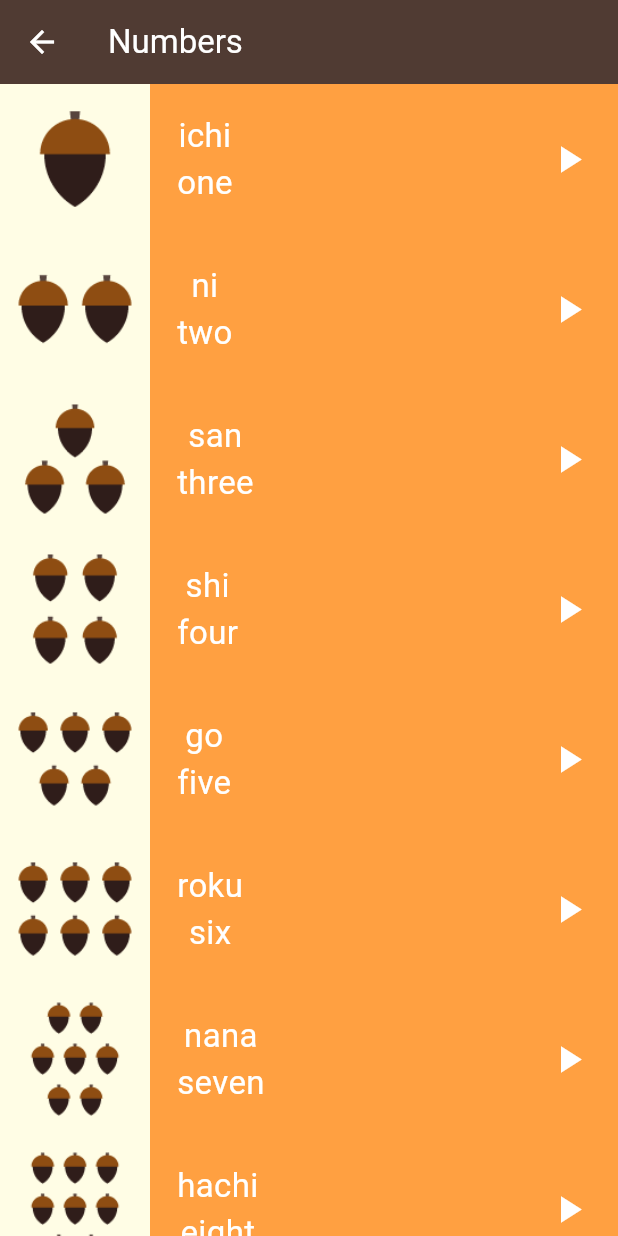
After one commit to yasser-osamaa/Simple-Learning-App, a Flutter app: the screen it shows after launch, after a tap on "Numbers", on a phone screen of 412 x 824 dp. The commit adds this screen. Run offline on Flutter 3.47's test engine with Material 3 defaults, Android fonts, the light colour scheme and no system bars.

Commit message:
add numbers page and refactor code again for this page and add all picture in pubspace

```diff
--- a/lib/components/category_item.dart
+++ b/lib/components/category_item.dart
@@ -1,13 +1,15 @@
 import 'package:flutter/material.dart';
 
 class Category extends StatelessWidget {
-  Category({super.key, this.text, this.color});
-  String? text;
-  Color? color;
-
+  const Category({super.key, this.text, this.color, this.onTap});
+  final String? text;
+  final Color? color;
+  final VoidCallback? onTap;
   @override
   Widget build(BuildContext context) {
-    return Container(
+    return GestureDetector(
+      onTap: onTap,
+      child: Container(
         padding: const EdgeInsets.only(left: 16),
         alignment: Alignment.centerLeft,
         height: 65,
@@ -20,6 +22,7 @@ class Category extends StatelessWidget {
             fontSize: 20,
           ),
         ),
+      ),
     );
   }
 }
--- /dev/null
+++ b/lib/components/item_number.dart
@@ -0,0 +1,56 @@
+import 'package:flutter/material.dart';
+import 'package:tokuapp/models/item.dart';
+
+class ItemNumber extends StatelessWidget {
+  const ItemNumber({super.key, required this.object});
+  final Item object;
+
+  @override
+  Widget build(BuildContext context) {
+    return Container(
+            height: 100,
+            color: const Color(0xffFFA041),
+            child: Row(
+              children: [
+                Container(
+                  color: const Color(0xffFFFDE5),
+                  child: Image.asset(object.image),
+                ),
+                Padding(
+                  padding: const EdgeInsets.only(left: 18),
+                  child: Column(
+                    mainAxisAlignment: MainAxisAlignment.center,
+                    children: [
+                      Text(
+                        object.jpText,
+                        style: const TextStyle(
+                          color: Colors.white,
+                          fontSize: 22,
+                        ),
+                      ),
+                      Text(
+                        object.enText,
+                        style: const TextStyle(
+                          color: Colors.white,
+                          fontSize: 22,
+                        ),
+                      ),
+                    ],
+                  ),
+                ),
+                const Spacer(
+                  flex: 1,
+                ),
+                const Padding(
+                  padding: EdgeInsets.only(right: 18),
+                  child: Icon(
+                    Icons.play_arrow,
+                    color: Colors.white,
+                    size: 30,
+                  ),
+                ),
+              ],
+            ),
+          ) ;
+  }
+}
--- /dev/null
+++ b/lib/models/item.dart
@@ -0,0 +1,6 @@
+class Item {
+  final String image;
+  final String jpText;
+  final String enText;
+  const Item({required this.image, required this.jpText, required this.enText});
+}
--- a/lib/screens/home_page.dart
+++ b/lib/screens/home_page.dart
@@ -1,5 +1,6 @@
 import 'package:flutter/material.dart';
 import 'package:tokuapp/components/category_item.dart';
+import 'package:tokuapp/screens/numbers_page.dart';
 
 class HomePage extends StatelessWidget {
   const HomePage({super.key});
@@ -20,21 +21,34 @@ class HomePage extends StatelessWidget {
       body: Column(
         children: [
           Category(
+            onTap: () {
+              Navigator.push(
+                context,
+                MaterialPageRoute(
+                  builder: (context) {
+                    return const NumbersPage();
+                  },
+                ),
+              );
+            },
             text: 'Numbers',
             color: const Color(0xffFFA041),
           ),
           Category(
+            onTap: () {},
             text: 'Family Members',
             color: const Color(0xff5D8B41),
           ),
           Category(
+            onTap: () {},
             text: 'Colors',
             color: const Color(0xff854CA9),
           ),
           Category(
+            onTap: () {},
             text: 'Phases',
             color: const Color(0xff4CA3C4),
-          )
+          ),
         ],
       ),
     );
--- /dev/null
+++ b/lib/screens/numbers_page.dart
@@ -0,0 +1,101 @@
+import 'package:flutter/material.dart';
+import 'package:tokuapp/components/item_number.dart';
+import 'package:tokuapp/models/item.dart';
+
+class NumbersPage extends StatelessWidget {
+  const NumbersPage({super.key});
+
+  final List<Item> numbers = const [
+    Item(
+        image: 'assets/images/numbers/number_one.png',
+        jpText: 'ichi',
+        enText: 'one'),
+    Item(
+        image: 'assets/images/numbers/number_two.png',
+        jpText: 'ni',
+        enText: 'two'),
+    Item(
+        image: 'assets/images/numbers/number_three.png',
+        jpText: 'san',
+        enText: 'three'),
+    Item(
+        image: 'assets/images/numbers/number_four.png',
+        jpText: 'shi',
+        enText: 'four'),
+    Item(
+        image: 'assets/images/numbers/number_five.png',
+        jpText: 'go',
+        enText: 'five'),
+    Item(
+        image: 'assets/images/numbers/number_six.png',
+        jpText: 'roku',
+        enText: 'six'),
+    Item(
+        image: 'assets/images/numbers/number_seven.png',
+        jpText: 'nana',
+        enText: 'seven'),
+    Item(
+        image: 'assets/images/numbers/number_eight.png',
+        jpText: 'hachi',
+        enText: 'eight'),
+    Item(
+        image: 'assets/images/numbers/number_nine.png',
+        jpText: 'kyuu',
+        enText: 'nine'),
+    Item(
+        image: 'assets/images/numbers/number_ten.png',
+        jpText: 'juu',
+        enText: 'ten'),
+  ];
+  @override
+  Widget build(BuildContext context) {
+    return Scaffold(
+      appBar: AppBar(
+        iconTheme: const IconThemeData(
+          color: Colors.white,
+        ),
+        backgroundColor: const Color(0xff503B33),
+        title: const Text(
+          'Numbers',
+          style: TextStyle(
+            color: Colors.white,
+          ),
+        ),
+      ),
+      body: ListView(
+        children: [
+          ItemNumber(
+            object: numbers[0],
+          ),
+          ItemNumber(
+            object: numbers[1],
+          ),
+          ItemNumber(
+            object: numbers[2],
+          ),
+          ItemNumber(
+            object: numbers[3],
+          ),
+          ItemNumber(
+            object: numbers[4],
+          ),
+          ItemNumber(
+            object: numbers[5],
+          ),
+          ItemNumber(
+            object: numbers[6],
+          ),
+          ItemNumber(
+            object: numbers[7],
+          ),
+          ItemNumber(
+            object: numbers[8],
+          ),
+          ItemNumber(
+            object: numbers[9],
+          ),
+        ],
+      ),
+    );
+  }
+}
```
Also changed, not shown: pubspec.yaml (+4 -4 lines). Lines whose indentation alone changed are shown as unchanged.
